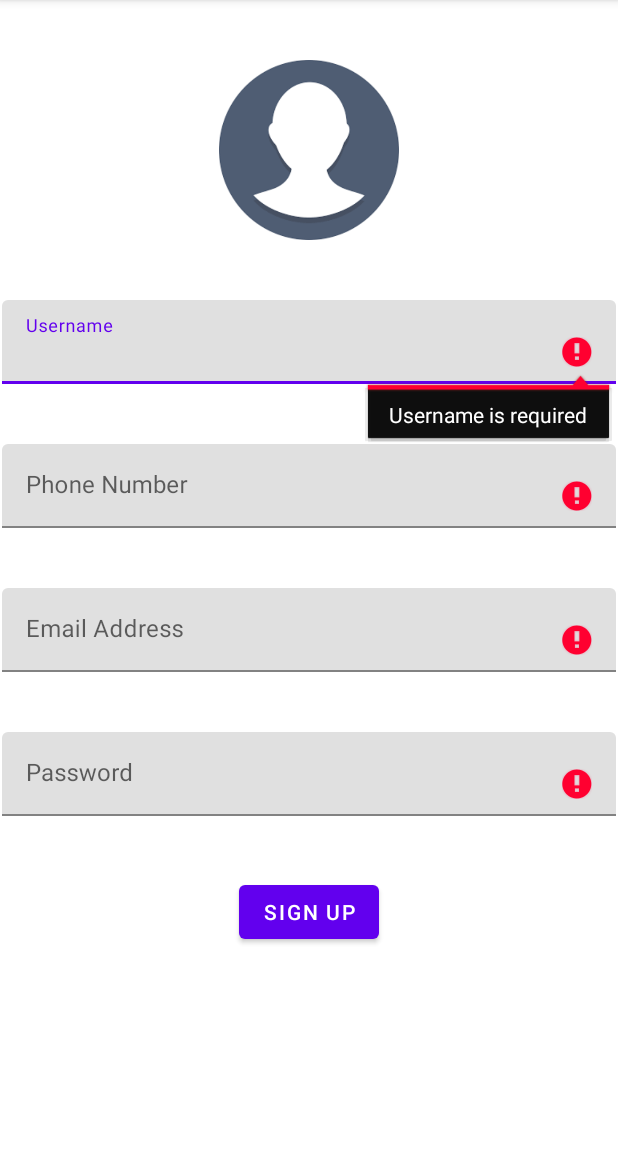
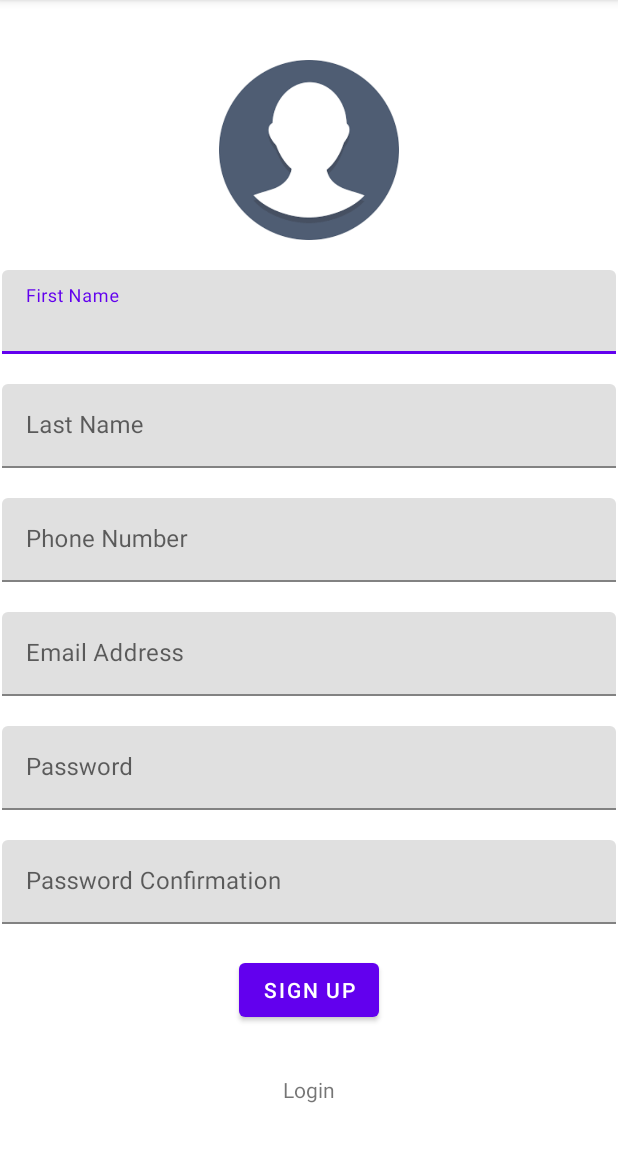
Before and after one commit to Purity-Wanjiku/Billz-Assessment, an Android app: the screen it shows after launch (MainActivity), on a phone screen of 412 x 824 dp, the part 84-1236 px from its top. Run offline under Robolectric (Android 15) with nearby library versions, the phone set to English and light mode, and no system bars.

```diff
--- a/app/src/main/java/com/collections/billz/Signup.kt
+++ b/app/src/main/java/com/collections/billz/Signup.kt
@@ -6,8 +6,8 @@ import android.os.Bundle
 import android.text.Editable
 import android.text.TextWatcher
 import android.widget.Toast
-import com.collections.billz.databinding.ActivityMainBinding
 import com.collections.billz.databinding.ActivitySignupBinding
+import com.collections.billz.ui.MainActivity
 
 class Signup : AppCompatActivity() {
     lateinit var binding: ActivitySignupBinding
--- /dev/null
+++ b/app/src/main/java/com/collections/billz/api/ApiClient.kt
@@ -0,0 +1,14 @@
+package com.collections.billz.api
+
+import retrofit2.Retrofit
+import retrofit2.converter.gson.GsonConverterFactory
+
+object ApiClient {
+    var retrofit = Retrofit.Builder()
+        .baseUrl("http://13.37.106.218")
+        .addConverterFactory(GsonConverterFactory.create())
+        .build()
+    fun <T> buildApiClient(apiInterface: Class<T>): T {
+        return retrofit.create(apiInterface)
+    }
+}
--- /dev/null
+++ b/app/src/main/java/com/collections/billz/api/ApiInterface.kt
@@ -0,0 +1,13 @@
+package com.collections.billz.api
+
+import com.collections.billz.models.RegisterRequest
+import com.collections.billz.models.RegisterResponse
+import retrofit2.Response
+import retrofit2.http.Body
+import retrofit2.http.POST
+
+
+interface ApiInterface {
+    @POST("/users/register")
+    suspend fun registerUser(@Body registerRequest: RegisterRequest) : Response<RegisterResponse>
+}
--- /dev/null
+++ b/app/src/main/java/com/collections/billz/models/RegisterResponse.kt
@@ -0,0 +1,6 @@
+package com.collections.billz.models
+
+data class RegisterResponse(
+    var message : String,
+    var user : User
+)
--- /dev/null
+++ b/app/src/main/java/com/collections/billz/repository/UserRepository.kt
@@ -0,0 +1,21 @@
+package com.collections.billz.repository
+
+import com.collections.billz.api.ApiClient
+import com.collections.billz.api.ApiInterface
+import com.collections.billz.models.RegisterRequest
+import com.collections.billz.models.RegisterResponse
+import kotlinx.coroutines.Dispatchers
+import kotlinx.coroutines.withContext
+import retrofit2.Response
+
+class UserRepository {
+    var client = ApiClient.buildApiClient(ApiInterface::class.java)
+
+    suspend fun registerUser(registerRequest: RegisterRequest):
+            Response<RegisterResponse>{
+        return withContext(Dispatchers.IO){
+            client.registerUser(registerRequest)
+        }
+    }
+
+}
--- /dev/null
+++ b/app/src/main/java/com/collections/billz/viewmodel/UserViewModel.kt
@@ -0,0 +1,30 @@
+package com.collections.billz.viewmodel
+
+import androidx.lifecycle.MutableLiveData
+import androidx.lifecycle.ViewModel
+import androidx.lifecycle.viewModelScope
+import com.collections.billz.models.RegisterRequest
+import com.collections.billz.models.RegisterResponse
+import com.collections.billz.repository.UserRepository
+import kotlinx.coroutines.launch
+
+class UserViewModel : ViewModel() {
+// val regLiveData = mutableListOf<RegisterResponse>()
+    val errorLiveData = MutableLiveData<String>()
+    val userRepository = UserRepository()
+    val regLiveData = MutableLiveData<RegisterResponse>()
+    var regError = MutableLiveData<String>()
+
+    fun registerUser ( registerRequest: RegisterRequest){
+        viewModelScope.launch{
+            var response = userRepository.registerUser(registerRequest)
+            if (response.isSuccessful){
+                regLiveData.postValue((response.body()))
+            }
+            else{
+                errorLiveData.postValue(response.errorBody()?.string())
+            }
+        }
+    }
+
+}
--- a/app/src/main/res/layout/activity_main.xml
+++ b/app/src/main/res/layout/activity_main.xml
@@ -4,32 +4,48 @@
     xmlns:tools="http://schemas.android.com/tools"
     android:layout_width="match_parent"
     android:layout_height="match_parent"
-    tools:context=".MainActivity">
+    tools:context=".ui.MainActivity">
 
     <com.google.android.material.textfield.TextInputLayout
-        android:id="@+id/tilUsername"
+        android:id="@+id/tilFirstname"
         android:layout_width="409dp"
         android:layout_height="wrap_content"
-        android:layout_marginTop="40dp"
+        android:layout_marginTop="20dp"
         app:layout_constraintEnd_toEndOf="parent"
         app:layout_constraintStart_toStartOf="parent"
         app:layout_constraintTop_toBottomOf="@+id/ivAvatar">
 
         <com.google.android.material.textfield.TextInputEditText
-            android:id="@+id/etUsername"
+            android:id="@+id/etFirstname"
             android:layout_width="match_parent"
             android:layout_height="wrap_content"
-            android:hint="@string/username" />
+            android:hint="@string/first_name" />
+    </com.google.android.material.textfield.TextInputLayout>
+
+    <com.google.android.material.textfield.TextInputLayout
+        android:id="@+id/tilLastname"
+        android:layout_width="409dp"
+        android:layout_height="wrap_content"
+        android:layout_marginTop="20dp"
+        app:layout_constraintEnd_toEndOf="parent"
+        app:layout_constraintStart_toStartOf="parent"
+        app:layout_constraintTop_toBottomOf="@+id/tilFirstname">
+
+        <com.google.android.material.textfield.TextInputEditText
+            android:id="@+id/etLastname"
+            android:layout_width="match_parent"
+            android:layout_height="wrap_content"
+            android:hint="@string/last_name" />
     </com.google.android.material.textfield.TextInputLayout>
 
     <com.google.android.material.textfield.TextInputLayout
         android:id="@+id/tilPhonenumber"
         android:layout_width="409dp"
         android:layout_height="wrap_content"
-        android:layout_marginTop="40dp"
+        android:layout_marginTop="20dp"
         app:layout_constraintEnd_toEndOf="parent"
         app:layout_constraintStart_toStartOf="parent"
-        app:layout_constraintTop_toBottomOf="@+id/tilUsername">
+        app:layout_constraintTop_toBottomOf="@+id/tilLastname">
 
         <com.google.android.material.textfield.TextInputEditText
             android:id="@+id/etPhonenumber"
@@ -42,7 +58,7 @@
         android:id="@+id/tilEmail"
         android:layout_width="409dp"
         android:layout_height="wrap_content"
-        android:layout_marginTop="40dp"
+        android:layout_marginTop="20dp"
         app:layout_constraintEnd_toEndOf="parent"
         app:layout_constraintStart_toStartOf="parent"
         app:layout_constraintTop_toBottomOf="@+id/tilPhonenumber">
@@ -58,7 +74,7 @@
         android:id="@+id/tilPassword"
         android:layout_width="409dp"
         android:layout_height="wrap_content"
-        android:layout_marginTop="40dp"
+        android:layout_marginTop="20dp"
         app:layout_constraintEnd_toEndOf="parent"
         app:layout_constraintStart_toStartOf="parent"
         app:layout_constraintTop_toBottomOf="@+id/tilEmail">
@@ -71,15 +87,33 @@
             tools:ignore="HardcodedText" />
     </com.google.android.material.textfield.TextInputLayout>
 
+    <com.google.android.material.textfield.TextInputLayout
+        android:id="@+id/tilPasswordConf"
+        android:layout_width="409dp"
+        android:layout_height="wrap_content"
+        android:layout_marginTop="20dp"
+        app:layout_constraintEnd_toEndOf="parent"
+        app:layout_constraintStart_toStartOf="parent"
+        app:layout_constraintTop_toBottomOf="@+id/tilPassword">
+
+        <com.google.android.material.textfield.TextInputEditText
+            android:id="@+id/etPasswordconf"
+            android:layout_width="match_parent"
+            android:layout_height="wrap_content"
+            android:hint="Password Confirmation"
+            tools:ignore="HardcodedText" />
+    </com.google.android.material.textfield.TextInputLayout>
+
+
     <Button
         android:id="@+id/btSubmit"
         android:layout_width="wrap_content"
         android:layout_height="wrap_content"
-        android:layout_marginTop="40dp"
+        android:layout_marginTop="20dp"
         android:text="sign up"
         app:layout_constraintEnd_toEndOf="parent"
         app:layout_constraintStart_toStartOf="parent"
-        app:layout_constraintTop_toBottomOf="@+id/tilPassword"
+        app:layout_constraintTop_toBottomOf="@+id/tilPasswordConf"
         tools:ignore="HardcodedText" />
 
     <ImageView
@@ -93,4 +127,26 @@
         app:layout_constraintStart_toStartOf="parent"
         app:layout_constraintTop_toTopOf="parent"
         app:srcCompat="@drawable/profileimage" />
+
+    <ProgressBar
+        android:visibility="gone"
+        android:id="@+id/pbProgressbar"
+        style="?android:attr/progressBarStyle"
+        android:layout_width="wrap_content"
+        android:layout_height="wrap_content"
+        app:layout_constraintBottom_toBottomOf="parent"
+        app:layout_constraintEnd_toEndOf="parent"
+        app:layout_constraintStart_toStartOf="parent"
+        app:layout_constraintTop_toTopOf="parent" />
+
+    <TextView
+        android:id="@+id/tvLogin"
+        android:layout_width="wrap_content"
+        android:layout_height="wrap_content"
+        android:text="Login"
+        android:textFontWeight="@integer/material_motion_duration_medium_1"
+        app:layout_constraintBottom_toBottomOf="parent"
+        app:layout_constraintEnd_toEndOf="parent"
+        app:layout_constraintStart_toStartOf="parent"
+        app:layout_constraintTop_toBottomOf="@+id/btSubmit" />
 </androidx.constraintlayout.widget.ConstraintLayout>
--- a/app/src/main/res/values/strings.xml
+++ b/app/src/main/res/values/strings.xml
@@ -4,4 +4,6 @@
     <string name="phone_number">Phone Number</string>
     <string name="email_address">Email Address</string>
     <string name="submit">Submit</string>
+    <string name="last_name">Last Name</string>
+    <string name="first_name">First Name</string>
 </resources>
```
Also changed, not shown: app/build.gradle (+9 -0 lines), app/src/main/AndroidManifest.xml (+7 -1 lines), app/src/main/java/com/collections/billz/models/RegisterRequest.kt (added, +11 -0 lines), app/src/main/java/com/collections/billz/models/User.kt (added, +12 -0 lines), app/src/main/java/com/collections/billz/ui/MainActivity.kt (renamed from app/src/main/java/com/collections/billz/MainActivity.kt, +62 -15 lines).
